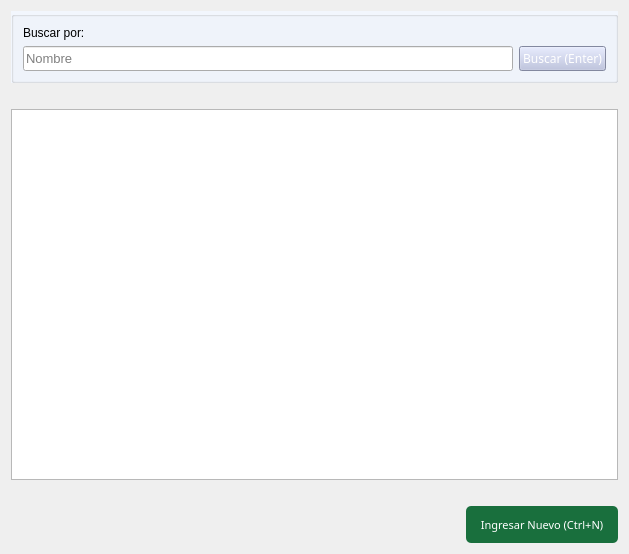
First picture: the form in gui/listas/destinos_lista.ui, repository Lonaris/Corupel, before the edit.
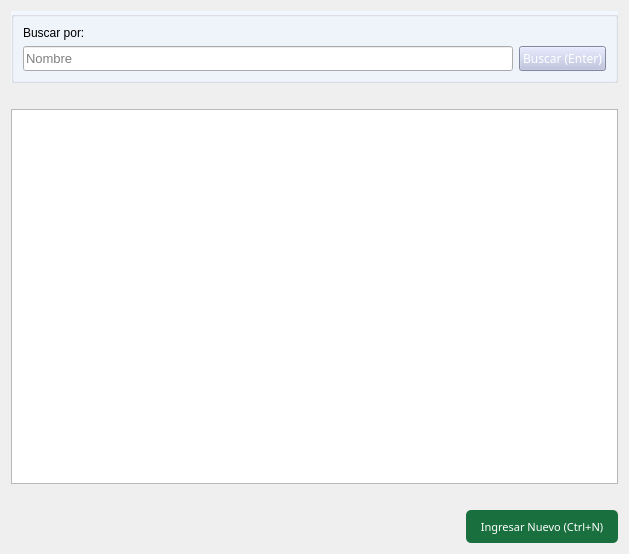
Second picture: the form after the edit. Icons and pictures are not drawn.

What changed in the file:
```diff
--- a/gui/listas/destinos_lista.ui
+++ b/gui/listas/destinos_lista.ui
@@ -15,7 +15,7 @@
   </property>
   <layout class="QGridLayout" name="gridLayout">
    <item row="0" column="0">
-    <layout class="QGridLayout" name="gridLayout_2" rowstretch="0,0,80,0,8,0">
+    <layout class="QGridLayout" name="gridLayout_2" rowstretch="0,0,80,0,7,0">
      <item row="2" column="0" colspan="2">
       <widget class="QTableView" name="tbl_destinos">
        <property name="selectionBehavior">
@@ -175,11 +175,17 @@
        <item>
         <widget class="QPushButton" name="btn_nuevo">
          <property name="sizePolicy">
-          <sizepolicy hsizetype="Expanding" vsizetype="Expanding">
+          <sizepolicy hsizetype="Expanding" vsizetype="Fixed">
            <horstretch>0</horstretch>
            <verstretch>0</verstretch>
           </sizepolicy>
          </property>
+         <property name="maximumSize">
+          <size>
+           <width>200</width>
+           <height>200</height>
+          </size>
+         </property>
          <property name="font">
           <font>
            <family>Ariall</family>
```
